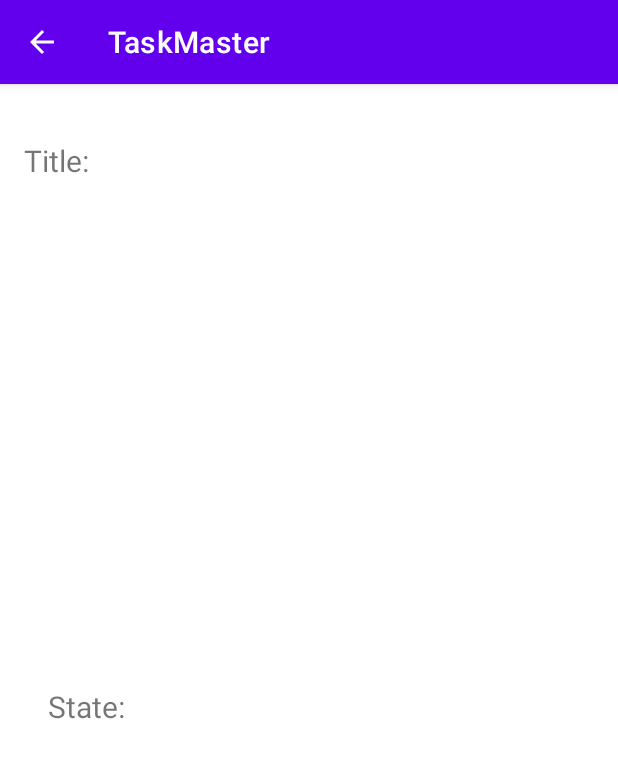
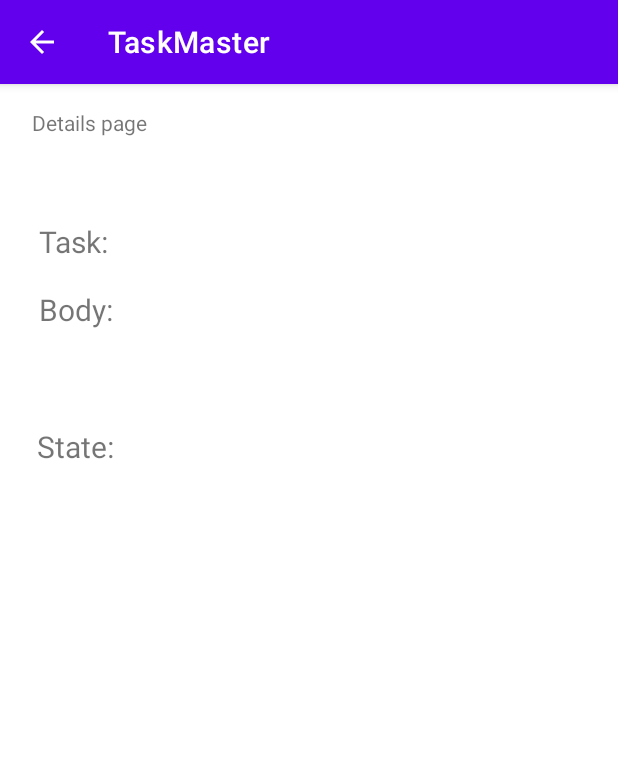
Before and after one commit to ibrahim-alhamshari/taskmaster, an Android app: the TaskDetail screen opened directly, with no data from a screen before it, on a phone screen of 412 x 824 dp. Shown: the top 758 px of the screen. Run offline under Robolectric (Android 15) with nearby library versions, the phone set to English and light mode, and no system bars.

Commit message:
finish lab29

```diff
--- a/app/src/main/AndroidManifest.xml
+++ b/app/src/main/AndroidManifest.xml
@@ -18,10 +18,6 @@
             android:exported="true"
             android:parentActivityName=".MainActivity" />
         <activity
-            android:name=".Menu"
-            android:exported="true"
-            android:parentActivityName=".MainActivity" />
-        <activity
             android:name=".AddTask"
             android:exported="true"
             android:parentActivityName=".MainActivity" />
--- a/app/src/main/res/layout/activity_task_detail.xml
+++ b/app/src/main/res/layout/activity_task_detail.xml
@@ -8,67 +8,93 @@
 
     <TextView
         android:id="@+id/taskDetailsTitle"
-        android:layout_width="114dp"
+        android:layout_width="212dp"
+        android:layout_height="30dp"
+        android:text="TextView"
+        android:textSize="20sp"
+        app:layout_constraintBottom_toTopOf="@+id/taskDetailsBody"
+        app:layout_constraintEnd_toEndOf="parent"
+        app:layout_constraintHorizontal_bias="0.472"
+        app:layout_constraintStart_toStartOf="parent"
+        app:layout_constraintTop_toTopOf="parent"
+        app:layout_constraintVertical_bias="0.86" />
+
+    <TextView
+        android:id="@+id/taskDetailsBody"
+        android:layout_width="308dp"
+        android:layout_height="90dp"
+        android:text="TextView"
+        android:textSize="20sp"
+        app:layout_constraintBottom_toBottomOf="parent"
+        app:layout_constraintEnd_toEndOf="parent"
+        app:layout_constraintHorizontal_bias="0.912"
+        app:layout_constraintStart_toStartOf="parent"
+        app:layout_constraintTop_toTopOf="parent"
+        app:layout_constraintVertical_bias="0.202" />
+
+    <TextView
+        android:id="@+id/textView7"
+        android:layout_width="62dp"
+        android:layout_height="28dp"
+        android:text="State: "
+        android:textSize="20sp"
+        app:layout_constraintBottom_toBottomOf="parent"
+        app:layout_constraintEnd_toEndOf="parent"
+        app:layout_constraintHorizontal_bias="0.071"
+        app:layout_constraintStart_toStartOf="parent"
+        app:layout_constraintTop_toBottomOf="@+id/taskDetailsBody"
+        app:layout_constraintVertical_bias="0.002" />
+
+    <TextView
+        android:id="@+id/taskDetailsState"
+        android:layout_width="212dp"
         android:layout_height="30dp"
         android:text="TextView"
         android:textSize="20sp"
         app:layout_constraintBottom_toBottomOf="parent"
         app:layout_constraintEnd_toEndOf="parent"
-        app:layout_constraintHorizontal_bias="0.225"
+        app:layout_constraintHorizontal_bias="0.472"
         app:layout_constraintStart_toStartOf="parent"
-        app:layout_constraintTop_toTopOf="parent"
-        app:layout_constraintVertical_bias="0.051" />
-
-    <TextView
-        android:id="@+id/taskDetailsBody"
-        android:layout_width="302dp"
-        android:layout_height="185dp"
-        android:text="TextView"
-        android:textSize="20sp"
-        app:layout_constraintBottom_toBottomOf="parent"
-        app:layout_constraintEnd_toEndOf="parent"
-        app:layout_constraintHorizontal_bias="0.293"
-        app:layout_constraintStart_toStartOf="parent"
-        app:layout_constraintTop_toTopOf="parent"
-        app:layout_constraintVertical_bias="0.203" />
-
-    <TextView
-        android:id="@+id/textView7"
-        android:layout_width="62dp"
-        android:layout_height="28dp"
-        android:layout_marginTop="89dp"
-        android:text="State: "
-        android:textSize="20sp"
-        app:layout_constraintBottom_toBottomOf="parent"
-        app:layout_constraintEnd_toEndOf="parent"
-        app:layout_constraintHorizontal_bias="0.091"
-        app:layout_constraintStart_toStartOf="parent"
-        app:layout_constraintTop_toTopOf="parent"
-        app:layout_constraintVertical_bias="0.48" />
-
-    <TextView
-        android:id="@+id/taskDetailsState"
-        android:layout_width="110dp"
-        android:layout_height="28dp"
-        android:text="TextView"
-        android:textSize="20sp"
-        app:layout_constraintBottom_toBottomOf="parent"
-        app:layout_constraintEnd_toEndOf="parent"
-        app:layout_constraintHorizontal_bias="0.312"
-        app:layout_constraintStart_toStartOf="parent"
-        app:layout_constraintTop_toTopOf="parent"
-        app:layout_constraintVertical_bias="0.546" />
+        app:layout_constraintTop_toBottomOf="@+id/taskDetailsBody"
+        app:layout_constraintVertical_bias="0.002" />
 
     <TextView
         android:id="@+id/textView9"
-        android:layout_width="49dp"
-        android:layout_height="30dp"
-        android:text="Title:"
+        android:layout_width="55dp"
+        android:layout_height="31dp"
+        android:text="Task:"
         android:textSize="20sp"
+        app:layout_constraintBottom_toTopOf="@+id/taskDetailsBody"
+        app:layout_constraintEnd_toEndOf="parent"
+        app:layout_constraintHorizontal_bias="0.073"
+        app:layout_constraintStart_toStartOf="parent"
+        app:layout_constraintTop_toTopOf="parent"
+        app:layout_constraintVertical_bias="0.868" />
+
+    <TextView
+        android:id="@+id/textView5"
+        android:layout_width="55dp"
+        android:layout_height="34dp"
+        android:layout_marginTop="14dp"
+        android:layout_marginEnd="7dp"
+        android:text="Body:"
+        android:textSize="20sp"
+        app:layout_constraintBottom_toTopOf="@+id/textView7"
+        app:layout_constraintEnd_toStartOf="@+id/taskDetailsBody"
+        app:layout_constraintHorizontal_bias="0.812"
+        app:layout_constraintStart_toStartOf="parent"
+        app:layout_constraintTop_toBottomOf="@+id/textView9"
+        app:layout_constraintVertical_bias="0.0" />
+
+    <TextView
+        android:id="@+id/textView"
+        android:layout_width="116dp"
+        android:layout_height="32dp"
+        android:text="Details page"
         app:layout_constraintBottom_toBottomOf="parent"
         app:layout_constraintEnd_toEndOf="parent"
-        app:layout_constraintHorizontal_bias="0.044"
+        app:layout_constraintHorizontal_bias="0.073"
         app:layout_constraintStart_toStartOf="parent"
         app:layout_constraintTop_toTopOf="parent"
-        app:layout_constraintVertical_bias="0.051" />
+        app:layout_constraintVertical_bias="0.022" />
 </androidx.constraintlayout.widget.ConstraintLayout>
```
Also changed, not shown: app/src/main/java/com/example/myapplication/Adapter.java (+5 -5 lines), app/src/main/java/com/example/myapplication/MainActivity.java (+0 -11 lines), app/src/main/java/com/example/myapplication/Menu.java (deleted, +0 -59 lines), app/src/main/res/layout/activity_main.xml (+10 -34 lines), app/src/main/res/layout/activity_menu.xml (deleted, +0 -43 lines), app/src/main/res/layout/fragment_task.xml (+14 -24 lines), 5 other files.
